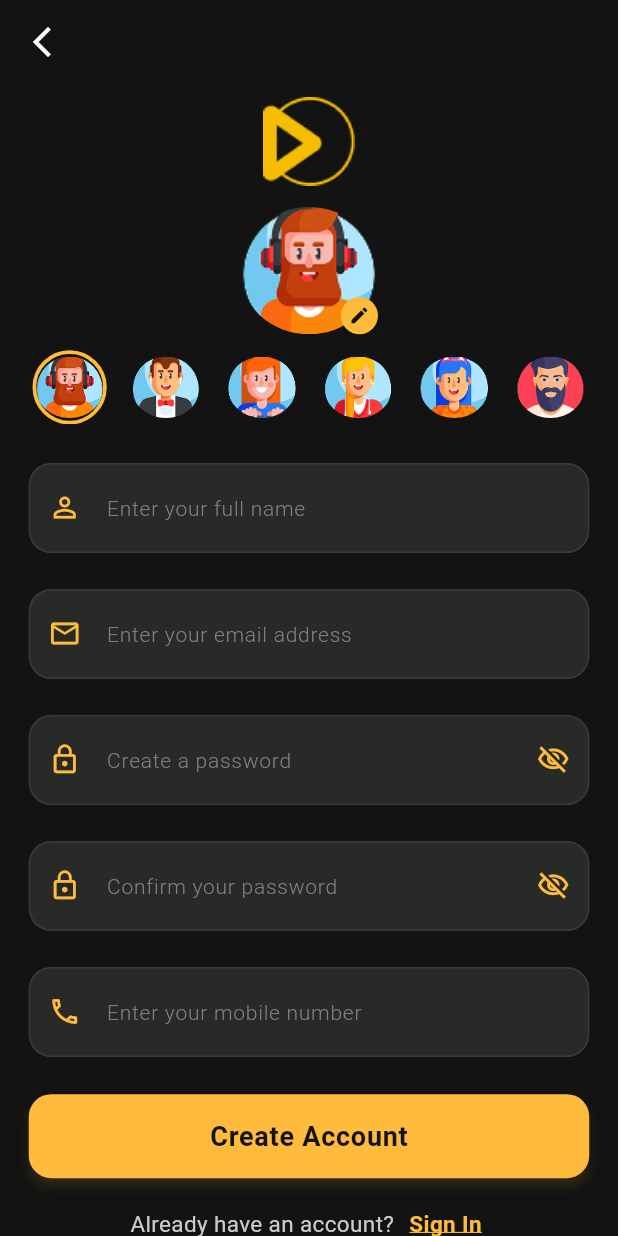
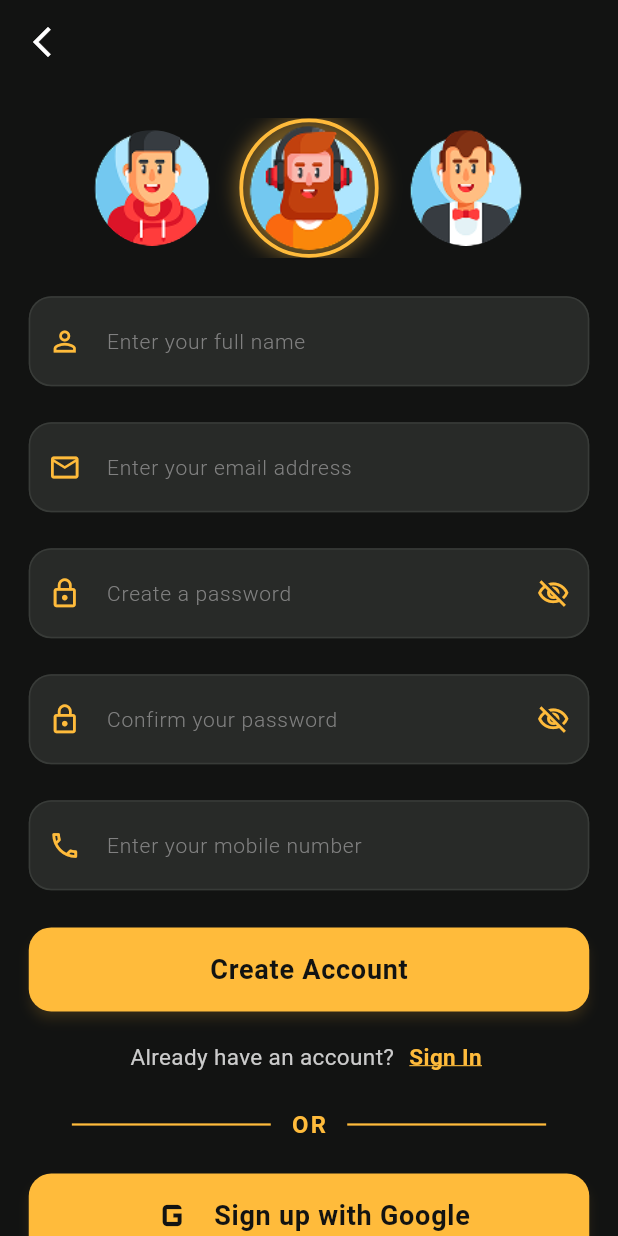
Before and after one commit to Abdllhmostafa/Movie, a Flutter app: the RegisterScreen screen opened by its route, on a phone screen of 412 x 824 dp. Run offline on Flutter 3.47's test engine with Material 3 defaults, Android fonts, the phone set to English and light mode, and no system bars; drawn by our look-alikes of carousel_slider; our stand-ins replace animate_do, dartz, dio, firebase_auth, firebase_core, flutter_bloc and 5 more; accounts and stored records are empty.

Commit message:
ref layout

```diff
--- a/lib/features/auth/presentation/screens/auth_screens/register_screen.dart
+++ b/lib/features/auth/presentation/screens/auth_screens/register_screen.dart
@@ -1,3 +1,4 @@
+import 'package:carousel_slider/carousel_slider.dart';
 import 'package:flutter/material.dart';
 import 'package:flutter_bloc/flutter_bloc.dart';
 import 'package:flutter_screenutil/flutter_screenutil.dart';
@@ -10,7 +11,6 @@ import 'package:movie_app/features/auth/presentation/widgets/auth_button_widget.
 import 'package:movie_app/features/auth/presentation/widgets/auth_prompt_row.dart';
 import 'package:movie_app/features/auth/presentation/widgets/register_form_widget.dart';
 import 'package:movie_app/features/auth/presentation/widgets/route_logo_widget.dart';
-import 'package:movie_app/features/layout/presentation/widgets/avatar_picker_sheet.dart';
 import 'package:shared_preferences/shared_preferences.dart';
 
 class RegisterScreen extends StatefulWidget {
@@ -139,66 +139,24 @@ class _RegisterScreenState extends State<RegisterScreen> {
                 child: Column(
                   crossAxisAlignment: CrossAxisAlignment.stretch,
                   children: [
-                    const RouteLogoWidget(iconSize: 52, fontSize: 26),
                     SizedBox(height: 16.h),
-                    Center(
-                      child: InkWell(
-                        borderRadius: BorderRadius.circular(55.r),
-                        onTap: () {
-                          showModalBottomSheet(
-                            context: context,
-                            backgroundColor: Colors.transparent,
-                            isScrollControlled: true,
-                            builder: (_) => Padding(
-                              padding: EdgeInsets.all(16.r),
-                              child: AvatarPickerSheet(
-                                currentAvatar: _selectedAvatar,
-                                onAvatarSelected: (avatar) {
+                    // Single row avatar picker carousel slider
+                    CarouselSlider.builder(
+                      itemCount: _avatars.length,
+                      options: CarouselOptions(
+                        height: 105.h,
+                        initialPage: 0,
+                        viewportFraction: 0.28,
+                        enlargeCenterPage: true,
+                        enlargeFactor: 0.35,
+                        enableInfiniteScroll: true,
+                        onPageChanged: (index, reason) {
                           setState(() {
-                                    _selectedAvatar = avatar;
+                            _selectedAvatar = _avatars[index];
                           });
                         },
                       ),
-                            ),
-                          );
-                        },
-                        child: Stack(
-                          alignment: Alignment.bottomRight,
-                          children: [
-                            ClipOval(
-                              child: Image.asset(
-                                _selectedAvatar,
-                                width: 96.w,
-                                height: 96.h,
-                                fit: BoxFit.cover,
-                              ),
-                            ),
-                            Container(
-                              padding: EdgeInsets.all(6.r),
-                              decoration: const BoxDecoration(
-                                color: AppColors.gold,
-                                shape: BoxShape.circle,
-                              ),
-                              child: Icon(
-                                Icons.edit,
-                                size: 16.sp,
-                                color: AppColors.background,
-                              ),
-                            ),
-                          ],
-                        ),
-                      ),
-                    ),
-                    SizedBox(height: 12.h),
-                    SizedBox(
-                      height: 56.h,
-                      child: ListView.separated(
-                        scrollDirection: Axis.horizontal,
-                        shrinkWrap: true,
-                        physics: const BouncingScrollPhysics(),
-                        itemCount: _avatars.length,
-                        separatorBuilder: (_, _) => SizedBox(width: 10.w),
-                        itemBuilder: (context, index) {
+                      itemBuilder: (context, index, realIndex) {
                         final avatar = _avatars[index];
                         final isSelected = _selectedAvatar == avatar;
                         return GestureDetector(
@@ -207,29 +165,35 @@ class _RegisterScreenState extends State<RegisterScreen> {
                               _selectedAvatar = avatar;
                             });
                           },
-                            child: Container(
+                          child: AnimatedContainer(
+                            duration: const Duration(milliseconds: 200),
                             decoration: BoxDecoration(
                               shape: BoxShape.circle,
                               border: Border.all(
                                 color: isSelected
                                     ? AppColors.gold
                                     : Colors.transparent,
-                                  width: 2.5,
+                                width: isSelected ? 2.5 : 0,
                               ),
+                              boxShadow: isSelected
+                                  ? [
+                                      BoxShadow(
+                                        color: AppColors.gold.withValues(
+                                          alpha: 0.4,
                                         ),
-                              padding: EdgeInsets.all(2.r),
+                                        blurRadius: 10,
+                                        spreadRadius: 2,
+                                      ),
+                                    ]
+                                  : null,
+                            ),
+                            padding: EdgeInsets.all(isSelected ? 3.r : 0),
                             child: ClipOval(
-                                child: Image.asset(
-                                  avatar,
-                                  width: 48.w,
-                                  height: 48.h,
-                                  fit: BoxFit.cover,
-                                ),
+                              child: Image.asset(avatar, fit: BoxFit.cover),
                             ),
                           ),
                         );
                       },
-                      ),
                     ),
                     SizedBox(height: 20.h),
                     RegisterFormWidget(
--- a/lib/features/layout/presentation/layout_screens/home_screen.dart
+++ b/lib/features/layout/presentation/layout_screens/home_screen.dart
@@ -1,6 +1,7 @@
 import 'package:carousel_slider/carousel_slider.dart';
 import 'package:flutter/material.dart';
 import 'package:flutter_bloc/flutter_bloc.dart';
+import 'package:flutter_screenutil/flutter_screenutil.dart';
 import 'package:movie_app/core/routes/route_name.dart';
 import 'package:movie_app/core/theme/app_colors.dart';
 import 'package:movie_app/features/layout/data/data_source/movie_remote_data_source.dart';
@@ -133,7 +134,7 @@ class _HomeScreenContentState extends State<HomeScreenContent> {
                           movies: movies,
                         ),
 
-                        SizedBox(height: height * 0.02),
+                        SizedBox(height: 60.h),
                       ],
                     ),
                   ),
@@ -238,7 +239,7 @@ class _HomeCarousel extends StatelessWidget {
             initialPage: initialIndex,
             viewportFraction: 0.5,
             enlargeCenterPage: true,
-            autoPlay: false,
+            autoPlay: true,
             disableCenter: true,
             animateToClosest: true,
             onPageChanged: (index, reason) => onPageChanged(index),
```
Lines whose indentation alone changed are shown as unchanged.
